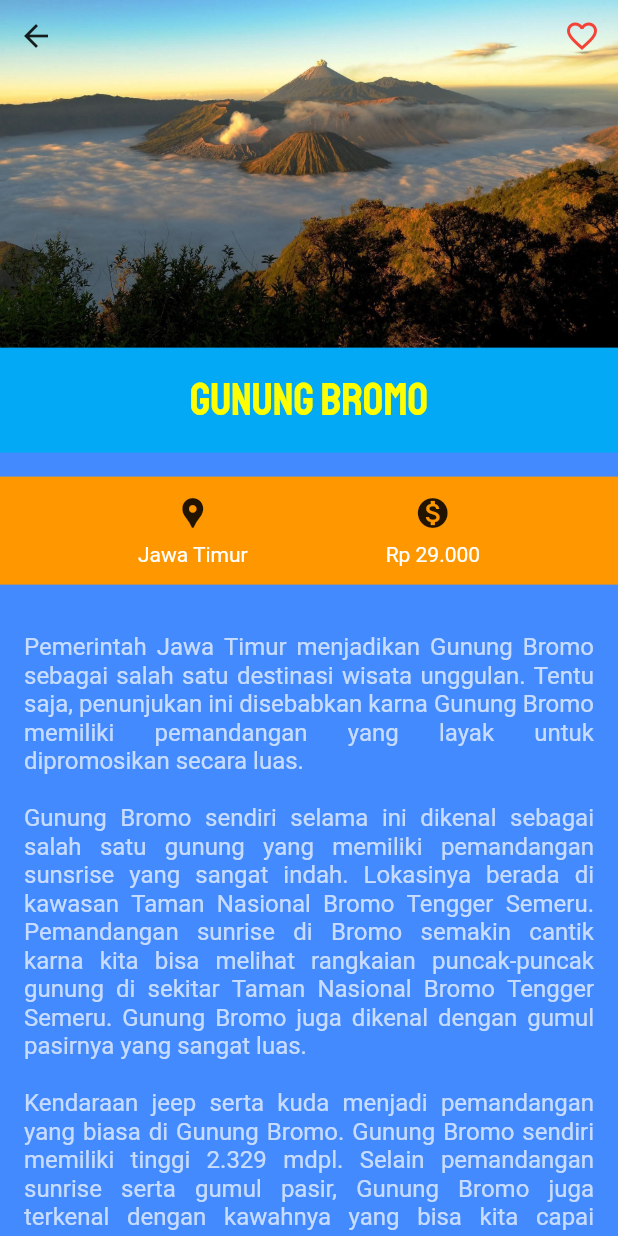
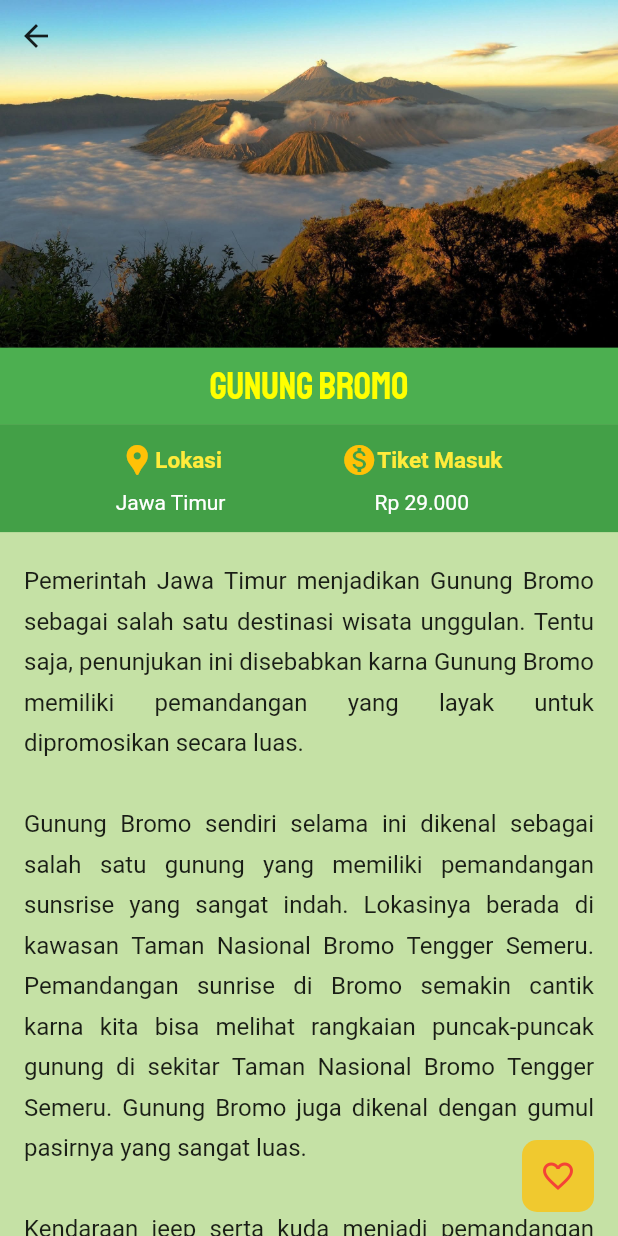
Before and after one commit to dodichakill/Wisata-Gunung-Nusantara, a Flutter app: the screen it shows after launch, after a tap on "Gunung Bromo", on a phone screen of 412 x 824 dp. Run offline on Flutter 3.47's test engine with Material 2 defaults, Android fonts, the phone set to English and light mode, and no system bars.

Commit message:
selesai merefactor kode dan memperbarui tampilan UI

```diff
--- a/lib/dataList.dart
+++ b/lib/dataList.dart
@@ -1,68 +1,68 @@
 import 'package:wisata_gunung_nusantara/model/data_gunung.dart';
 
 var dataGunungList = [
-  dataGunung(
+  DataGunung(
+      tag: 'bromo',
       nama: 'Gunung Bromo',
       lokasi: 'Jawa Timur',
       deskripsi:
           'Pemerintah Jawa Timur menjadikan Gunung Bromo sebagai salah satu destinasi wisata unggulan. Tentu saja, penunjukan ini disebabkan karna Gunung Bromo memiliki pemandangan yang layak untuk dipromosikan secara luas. \n \n Gunung Bromo sendiri selama ini dikenal sebagai salah satu gunung yang memiliki pemandangan sunsrise yang sangat indah. Lokasinya berada di kawasan Taman Nasional Bromo Tengger Semeru. Pemandangan sunrise di Bromo semakin cantik karna kita bisa melihat rangkaian puncak-puncak gunung di sekitar Taman Nasional Bromo Tengger Semeru. Gunung Bromo juga dikenal dengan gumul pasirnya yang sangat luas. \n \n Kendaraan jeep serta kuda menjadi pemandangan yang biasa di Gunung Bromo. Gunung Bromo sendiri memiliki tinggi 2.329 mdpl. Selain pemandangan sunrise serta gumul pasir, Gunung Bromo juga terkenal dengan kawahnya yang bisa kita capai menggunakan tangga yang telah disediakan.',
       harga: 'Rp 29.000',
-    assets: 'images/bromo.jpg'
-  ),
-  dataGunung(
+      assets: 'images/bromo.jpg'),
+  DataGunung(
+      tag: 'gede',
       nama: 'Gunung Gede Pangrango',
       lokasi: 'Jawa Barat',
       deskripsi:
           'Gunung Gede merupakan salah satu gunung paling “laris” di Jawa Barat. Sebabnya apalagi kalau bukan pemandangan indah yang dimilikinya. Tempat yang paling indah di Gunung Gede adalah Alun-alun Suryakencana. Tempat ini merupakan padang rumput yang dipenuhi bunga edelweis. Alun-alun Suryakencana merupakan salah satu tempat terbaik untuk menikmati pemandangan sang bunda abadi, Edelweis. Alun-alun Suryakencana berada di ketinggian 2.750 mdpl. \n \n Dibalik keindahannya, tempat ini memiliki sebuah mitos. Konon, di Alun-alun Suryakencana kadang-kadang terdengar suara seperti kaki kuda. Suara tersebut dipercaya sebagai suara kuda yang ditunggangi oleh Pangerah Suryakencana bersama rakyat jin. Pangeran Suryakencana sendiri merupakan putra dari pendiri kota Cianjur yakni Pangeran Aria Wiratanudatar dari hubungannya dengan bangsa jin. Menurut mitos, Pangeran Suryakencana bersemayam di sekitar Alun-alun Suryakencana. Apapun mitosnya, yang jelas Alun-alun Suryakencana memiliki pemandangan yang sedap dipandang. \n \n Gunung Gede sendiri berada di kawasan Taman Nasional Gunung Gede Pangrango. Selain Gunung Gede, di kawasan taman nasional ini juga terdapat gunung Pangrango yang juga memiliki padang rumput yang dipenuhi Bunga Edelweis. Namanya adalah Mandalawangi.',
       harga: 'Rp 29.000',
-    assets: 'images/gede.jpg'
-  ),
-  dataGunung(
+      assets: 'images/gede.jpg'),
+  DataGunung(
+      tag: 'kelimutu',
       nama: 'Gunung Kelimutu',
       lokasi: 'Nusa Tenggara Timur',
       deskripsi:
           'Kabupaten Ende di Nusa Tenggara Timur juga memiliki sebuah gunung dengan pemandangan yang sangat menawan. Gunung tersebut adalah Gunung Kelimutu. Tinggu Gunung Kelimutu sendiri hanya 1.639 mdpl namun pemandangan yang ditawarkan benar-benar keren. \n \n Di puncak gunung ini terdapat tiga buah danau yang dikenal dengan Danau Tiga Warna karna masing-masing air di danau tersebut memiliki warna yang berbeda-beda. Warna air di danau ini kadang juga berubah seiring waktu. Ketiga danau tersebut memiliki nama masing-masing antara lain Tiwu Nuwa Muri Koo Fai (danau biru), Tiwu Ata Polo (danau merah) dan Tiwu Ata Mbupu (danau putih). \n \n Gunung ini juga memiliki banyak mitos. Salah satu mitos menyebutkan kalau air di ketiga danau ini sampai melebur menjadi satu maka dunia akan kiamat. Masyarakat di sana juga percaya bahwa perubahan air di danau ini (yang perubahannya sangat jarang terjadi) merupakan tanda bahwa telah terjadi sebuah peristiwa alam luar biasa di bumi.',
       harga: 'Rp 10.000',
-    assets: 'images/kelimutu.jpg'
-  ),
-  dataGunung(
+      assets: 'images/kelimutu.jpg'),
+  DataGunung(
+      tag: 'patuha',
       nama: 'Gunung Patuha',
       lokasi: 'Jawa Barat',
       deskripsi:
           'Gunung yang juga memiliki pemandangan alam sangat indah adalah Gunung Patuha. Nama gunung ini mungkin masih cukup asing. Namun, jika disebutkan Kawah Putih, semua pasti sudah tahu dimana gunung ini berada. Yap, Gunung Patuha merupakan sebuah gunung yang berada di kabupaten Bandung, Jawa Barat. \n \n Kawah Putih merupakan bagian dari Gunung Patuha yang lebih dikenal orang daripada Gunung Patuha itu sendiri. Danau kawah dengan air berwarna biru toska tersebut menjadi sebuah tempat yang disukai banyak wisatawan. Keindahannya juga menggoda banyak pasangan muda untuk melakukan foto pre-wedding. \n \n Gunung Patuha sendiri memiliki tinggi 2.386 mdpl. Dengan keberadaan Kawah Putih yang merupakan hasil letusan Gunung Patuha pada abad ke-1o, bolehlah kalau menyebut gunung ini sebagai gunung terindah yang ada di Bandung',
       harga: 'Rp 30.000',
-    assets: 'images/patuha.jpg'
-  ),
-  dataGunung(
+      assets: 'images/patuha.jpg'),
+  DataGunung(
+      tag: 'prau',
       nama: 'Gunung Prau',
       lokasi: 'Jawa Tengah',
       deskripsi:
           'Dataran Tinggi Dieng di Jawa Tengah dikenal memiliki bentang alam pegunungan yang sangat indah. Salah satu tempat terbaik yang wajib dikunjungi di Dieng adalah Gunung Prau. Gunung ini merupakan tanah tertinggi dalam barisan Dataran Tinggi Dieng. \n \n Dari puncak gunung ini kita bisa melihat pemandangan puncak Gunung Sindoro dan Sumbing yang terlihat begitu gagah dan elegan. Gunung Prau juga merupakan tempat terbaik untuk menikmati pemandangan matahari terbit di Dieng selain Puncak Sikunir. Gunung Prau memiliki puncak berupa padang rumput yang sangat luas. Di sekitar puncak kita akan melihat barisan bukit-bukit yang sering disebut sebagai Bukit Teletubies. \n \n Yang menarik dari Gunung Prau adalah tingginya yang “hanya” 2.565 mdpl dengan track pendakian yang tidak terlalu sulit sehingga siapapun bisa mendaki gunung ini dan menikmati keindahan dari puncaknya. Banyak juga pendaki yang berpendapat bahwa Gunung Prau adalah gunung yang memiliki pemandangan sunrise paling indah.',
       harga: 'Rp 10.000',
-    assets: 'images/prau.jpg'
-  ),
-  dataGunung(
+      assets: 'images/prau.jpg'),
+  DataGunung(
+      tag: 'rinjani',
       nama: 'Gunung Rinjani',
       lokasi: 'Nusa Tenggara Barat',
       deskripsi:
           'Selain punya pantai-pantai super cantik yang membuat orang malas pulang, Pulau Lombok di Nusa Tenggara Barat punya primadona lain yang membuat banyak wisatawan jatuh cinta. Primadona tersebut adalah Gunung Rinjani. Gunung Rinjani sering disebut sebagai wisata trekking terbaik di Asia Tenggara. \n \n Jika kamu pernah melihat keindahan Gunung Rinjani langsung dengan mata kepala sendiri, tentu kamu akan mengiyakan pendapat itu dengan sangat mudah. Gunung Rinjani adalah gunung yang komplit. Ia punya padang sabana cantik yang ditumbuhi bunda edelweis, ia juga punya pemandangan sunrise yang menawan. Dari semua keindahan yang ada di Gunung Rinjani, Danau Segara Anak adalah yang paling dicari. \n \n Danau yang berada di ketinggian 2.000 mdpl ini merupakan permata paling indah di Gunung Rinjani. Keindahan danau ini juga dapat kita saksikan dari puncak Rinjani. Yang unik dari Gunung Rinjani adalah keberadaan Gunung Barujari yang berada di tengah-tengah Danau Segara Anak. Gunung Barujari adalah gunung yang berada di atas gunung sehingga gunung ini sering disebut sebagai anaknya Gunung Rinjani',
       harga: 'Rp 7.500',
-    assets: 'images/rinjani.jpg'
-  ),
-  dataGunung(
+      assets: 'images/rinjani.jpg'),
+  DataGunung(
+      tag: 'semeru',
       nama: 'Gunung Semeru',
       lokasi: 'Jawa Timur',
       deskripsi:
           ' Gunung Semeru merupakan gunung paling indah sekaligus paling tinggi di Pulau Jawa. Gunung ini telah menjadi legenda sejak lama. Mulai dari jaman Su Hok Gie hingga jamannya pendaki kekinian seperti sekarang. Keindahan gunung ini tak pernah lekang termakan waktu. Keindahan gunung ini membuat para pendaki dari berbagai daerah rela datang jauh-jauh. Gunung Semeru juga merupakan salah satu gunung paling ramai. \n \n Maksimal kuota pendakian yang hanya 500 membuat para pendaki kadang harus antre di Ranu Pani. Sama seperti Rinjani, Gunung Semeru juga memiliki permata super cantik dalam diri Ranu Kumbolo. Sebuah danau alami yang berada pada ketinggian 2.400 mdpl. Di depan Ranu Kumbolo ada Tanjakan Cinta yang juga tidak kalah terkenal di kalangan pendaki. Kemudian ada Oro-oro Ombo yang ditumbuhi oleh bunga lavender. \n \n Dengan semua keindahan yang dimilikinya, wajar kalau Gunung Semeru menjadi incaran para pendaki dimanapun berada. Apalagi keindahan gunung ini juga pernah di-film kan.',
       harga: 'Rp 19.000',
-    assets: 'images/semeru.jpg'
-  ),
-  dataGunung(
+      assets: 'images/semeru.jpg'),
+  DataGunung(
+      tag: 'papandayan',
       nama: 'Gunung Papandayan',
       lokasi: 'Jawa Barat',
       deskripsi:
           ' Selain Gunung Gede dan Pangrango yang terkenal dengan Alun-alun Suryakencana serta Mandalawangi, gunung lain di Jawa Barat yang memililiki keindahan serupa (padang bunga edelweis) adalah Gunung Papandayan. \n \n Di Gunung Papandayan, tempat dimana bunga-bunga edelweis tumbuh dan memamerkan keindahannya dikenal dengan Tegal Alun. Sebagaimana Suryakencana dan Mandalawangi, Tegal Alun juga merupakan salah satu tempat terbaik di Indonesia untuk melihat indahnya Bunga Edelweis. \n \n Gunung Papandayan sendiri merupakan sebuah gunung yang berada di kabupaten Garut. Gunung ini juga dikenal memiliki beberapa kawah yang dapat kita jumpai di beberapa titik jalur pendakian. Beberapa kawah yang cukup terkenal di Gunung Papandayan antara lain Kawah Mas, Kawah Baru, Kawah Nangklak, dan Kawah Manu.',
       harga: 'Rp 19.000',
-    assets: 'images/papandayan.jpg'
-  ),
+      assets: 'images/papandayan.jpg'),
 ];
--- a/lib/detailScreen.dart
+++ b/lib/detailScreen.dart
@@ -7,21 +7,22 @@ var informationTextStyle = TextStyle(
 );
 
 class DetailScreen extends StatelessWidget {
-  final dataGunung place;
+  final DataGunung place;
 
   DetailScreen({@required this.place});
 
   @override
   Widget build(BuildContext context) {
     return Scaffold(
-      backgroundColor: Colors.blueAccent,
+      floatingActionButton: FavoriteButton(),
+      backgroundColor: Colors.lightGreen[200],
       body: SingleChildScrollView(
         child: Column(
           crossAxisAlignment: CrossAxisAlignment.stretch,
           children: <Widget>[
             Stack(
               children: <Widget>[
-                Image.asset(place.assets),
+                Hero(tag: place.tag ?? '', child: Image.asset(place.assets)),
                 SafeArea(
                   child: Row(
                     mainAxisAlignment: MainAxisAlignment.spaceBetween,
@@ -32,35 +33,47 @@ class DetailScreen extends StatelessWidget {
                           Navigator.pop(context);
                         },
                       ),
-                      FavoriteButton(),
                     ],
                   ),
                 ),
               ],
             ),
             Container(
-              padding: EdgeInsets.only(top: 16.0, bottom: 16),
-              color: Colors.lightBlue,
+              padding: EdgeInsets.only(top: 10.0, bottom: 10),
+              color: Colors.green,
               child: Text(
                 place.nama,
                 textAlign: TextAlign.center,
                 style: TextStyle(
-                  fontSize: 30.0,
+                  fontSize: 25.0,
                   fontFamily: 'Staatliches',
                   color: Colors.yellowAccent,
                 ),
               ),
             ),
             Container(
-              margin: EdgeInsets.symmetric(vertical: 16.0),
-              color: Colors.orange,
+              color: Colors.green[600],
               padding: EdgeInsets.only(top: 12, bottom: 12),
               child: Row(
                 mainAxisAlignment: MainAxisAlignment.spaceEvenly,
                 children: <Widget>[
                   Column(
                     children: <Widget>[
-                      Icon(Icons.location_pin),
+                      Row(
+                        children: [
+                          Icon(
+                            Icons.location_pin,
+                            color: Colors.amber,
+                          ),
+                          Text(
+                            'Lokasi',
+                            style: TextStyle(
+                                color: Colors.yellow,
+                                fontWeight: FontWeight.bold,
+                                fontSize: 15),
+                          )
+                        ],
+                      ),
                       SizedBox(height: 8.0),
                       Text(
                         '${place.lokasi}',
@@ -72,7 +85,21 @@ class DetailScreen extends StatelessWidget {
                   ),
                   Column(
                     children: <Widget>[
-                      Icon(Icons.monetization_on),
+                      Row(
+                        children: [
+                          Icon(
+                            Icons.monetization_on,
+                            color: Colors.amber,
+                          ),
+                          Text(
+                            'Tiket Masuk',
+                            style: TextStyle(
+                                color: Colors.yellow,
+                                fontWeight: FontWeight.bold,
+                                fontSize: 15),
+                          )
+                        ],
+                      ),
                       SizedBox(height: 8.0),
                       Text(
                         place.harga,
@@ -90,7 +117,8 @@ class DetailScreen extends StatelessWidget {
               child: Text(
                 place.deskripsi,
                 textAlign: TextAlign.justify,
-                style: TextStyle(fontSize: 16.0, color: Colors.white70),
+                style: TextStyle(
+                    fontSize: 16.0, color: Colors.black87, height: 1.7),
               ),
             ),
           ],
@@ -110,7 +138,11 @@ class _FavoriteButtonState extends State<FavoriteButton> {
 
   @override
   Widget build(BuildContext context) {
-    return IconButton(
+    return Container(
+      decoration: BoxDecoration(
+          color: Colors.amber.withOpacity(0.75),
+          borderRadius: BorderRadius.circular(10)),
+      child: IconButton(
         icon: Icon(
           isFavorite ? Icons.favorite : Icons.favorite_border,
           color: Colors.red,
@@ -120,6 +152,7 @@ class _FavoriteButtonState extends State<FavoriteButton> {
             isFavorite = !isFavorite;
           });
         },
+      ),
     );
   }
 }
--- a/lib/main.dart
+++ b/lib/main.dart
@@ -7,10 +7,10 @@ class MyApp extends StatelessWidget {
   @override
   Widget build(BuildContext context) {
     return MaterialApp(
-      title: 'Wisata Gunung Nusantara',
+      debugShowCheckedModeBanner: false,
       theme: ThemeData(
-        primarySwatch: Colors.red,
-        cardTheme: CardTheme(color: Colors.blue),
+        primarySwatch: Colors.green,
+        cardTheme: CardTheme(color: Colors.green),
       ),
       home: MainScreen(),
     );
--- a/lib/mainScreen.dart
+++ b/lib/mainScreen.dart
@@ -7,10 +7,13 @@ class MainScreen extends StatelessWidget {
   Widget build(BuildContext context) {
     return Scaffold(
       appBar: AppBar(
-        title: Text('Wisata Gunung Nusantara',),
+        title: Text(
+          'Wisata Gunung Nusantara',
+        ),
       ),
       body: ListView(
         children: dataGunungList.map((place) {
+          // ignore: deprecated_member_use
           return FlatButton(
             onPressed: () {
               Navigator.push(context, MaterialPageRoute(builder: (context) {
@@ -19,39 +22,54 @@ class MainScreen extends StatelessWidget {
             },
             child: Card(
               margin: EdgeInsets.fromLTRB(0, 10, 0, 0),
+              child: Material(
+                elevation: 3,
+                color: Colors.transparent,
                 child: Row(
-                crossAxisAlignment:
-                CrossAxisAlignment.start,
+                  crossAxisAlignment: CrossAxisAlignment.start,
                   children: <Widget>[
                     Expanded(
                       flex: 1,
-                    child: ClipRRect(
-                      borderRadius: BorderRadius.circular(8.0),
-                      child: Image.asset(place.assets)
-                    ),
-
+                      child: Hero(
+                          tag: place.tag ?? '',
+                          child: Image.asset(
+                            place.assets,
+                            height: 80,
+                            width: 100,
+                            fit: BoxFit.cover,
+                          )),
                     ),
                     Expanded(
                       flex: 2,
                       child: Padding(
                         padding: const EdgeInsets.all(8.0),
                         child: Column(
+                          mainAxisAlignment: MainAxisAlignment.center,
                           crossAxisAlignment: CrossAxisAlignment.start,
                           children: <Widget>[
-                          Text(
-                            place.nama,
-                            style: TextStyle(fontSize: 16.0, fontWeight: FontWeight.w700, color: Colors.white),
-                          ),
                             SizedBox(
                               height: 10,
                             ),
+                            Text(
+                              place.nama,
+                              style: TextStyle(
+                                  fontSize: 16.0,
+                                  fontWeight: FontWeight.w700,
+                                  color: Colors.yellow),
+                            ),
+                            SizedBox(height: 5),
                             Text(place.lokasi,
-                          style: TextStyle(fontSize: 13.5, fontWeight: FontWeight.w400, color: Colors.white70)),
+                                style: TextStyle(
+                                    fontSize: 13,
+                                    fontStyle: FontStyle.italic,
+                                    fontWeight: FontWeight.w400,
+                                    color: Colors.amber)),
                           ],
                         ),
                       ),
                     )
                   ],
+                ),
               ),
             ),
           );
--- a/lib/model/data_gunung.dart
+++ b/lib/model/data_gunung.dart
@@ -1,11 +1,13 @@
-class dataGunung {
+class DataGunung {
+  String tag;
   String nama;
   String lokasi;
   String deskripsi;
   String harga;
   String assets;
 
-  dataGunung({
+  DataGunung({
+    this.tag,
     this.nama,
     this.lokasi,
     this.deskripsi,
```
Also changed, not shown: pubspec.lock. Lines whose indentation alone changed are shown as unchanged.
